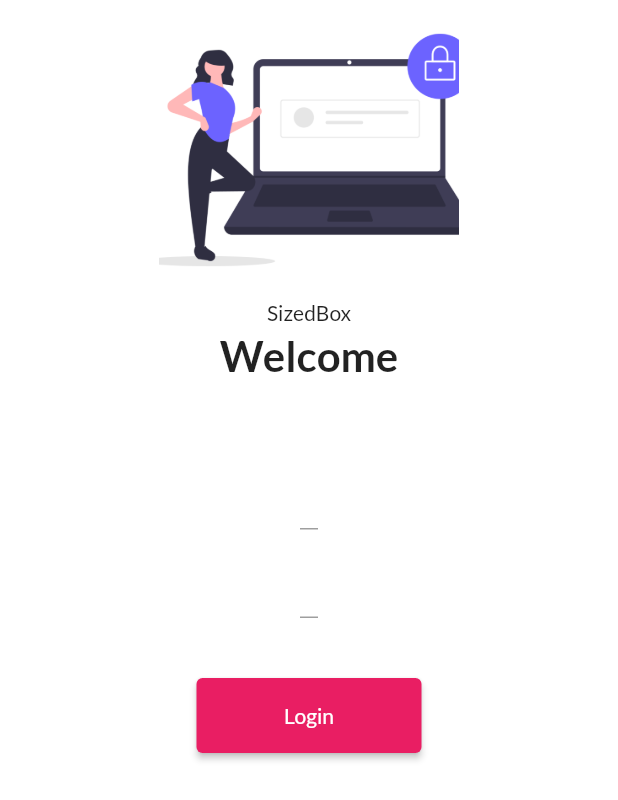
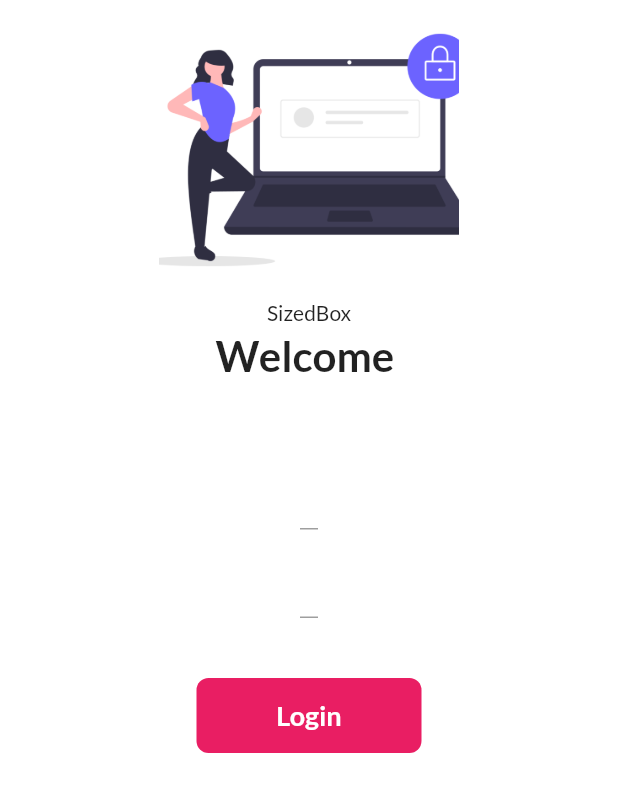
Before and after one commit to Iman129/myflutterwork, a Flutter app: the screen it shows after launch, on a phone screen of 412 x 824 dp. Shown: the top 800 px of the screen. Run offline on Flutter 3.47's test engine with Material 2 defaults, Android fonts, the phone set to English and light mode, and no system bars; our stand-ins replace google_fonts.

Commit message:
day6 completed

```diff
--- a/lib/pages/login_page.dart
+++ b/lib/pages/login_page.dart
@@ -2,7 +2,14 @@ import 'package:flutter/cupertino.dart';
 import 'package:flutter/material.dart';
 import 'package:myfirst_app/utils/routes.dart';
 
-class LoginPage extends StatelessWidget {
+class LoginPage extends StatefulWidget {
+  @override
+  State<LoginPage> createState() => _LoginPageState();
+}
+
+class _LoginPageState extends State<LoginPage> {
+  String name = "";
+  bool ChangeButton = false; //abhi kuch nai hai iss ma
   @override
   Widget build(BuildContext context) {
     return Material(
@@ -21,7 +28,7 @@ class LoginPage extends StatelessWidget {
                 child: Text("SizedBox"),
               ),
               Text(
-                "Welcome",
+                "Welcome $name",
                 style: TextStyle(fontSize: 28, fontWeight: FontWeight.bold),
               ),
               SizedBox(
@@ -36,6 +43,11 @@ class LoginPage extends StatelessWidget {
                       hintText: "User Name Here",
                       labelText: "User Name",
                     ),
+                    onChanged: (value) {
+                      name = value;
+                      setState(
+                          () {}); //used to make changes , it is calling build function in stateful widget
+                    },
                   ),
                   TextFormField(
                     obscureText: true,
@@ -49,13 +61,47 @@ class LoginPage extends StatelessWidget {
               SizedBox(
                 height: 20.0,
               ),
-              ElevatedButton(
-                onPressed: () {
+
+              InkWell(
+                onTap: () async {
+                 setState(() {
+                    ChangeButton = true;
+                  });
+                  await Future.delayed(Duration(seconds: 1));
                   Navigator.pushNamed(context, MyRoutes.HomeRoute);
                 },
-                child: Text("Login"),
-                style: TextButton.styleFrom(minimumSize: Size(150, 50)),
-              )
+                child: AnimatedContainer(
+                  duration: Duration(seconds: 1),
+                  width: ChangeButton ? 50 : 150,
+                  height: 50,
+                  alignment: Alignment.center,
+                  child: ChangeButton
+                      ? Icon(
+                          Icons.done_all,
+                          color: Colors.white,
+                        )
+                      : Text(
+                          "Login",
+                          style: TextStyle(
+                              color: Colors.white,
+                              fontWeight: FontWeight.bold,
+                              fontSize: 18),
+                        ),
+                  decoration: BoxDecoration(
+                      color: Colors.pink,
+                      //shape: ChangeButton? BoxShape.circle : BoxShape.rectangle,
+                      borderRadius: BorderRadius.circular(ChangeButton
+                          ? 50
+                          : 8)), //borderradius orshapeek sath use nai kr sktay
+                ),
+              ),
+              //ElevatedButton(
+              //onPressed: () {
+              //Navigator.pushNamed(context, MyRoutes.HomeRoute);
+              //},
+              //child: Text("Login"),
+              //style: TextButton.styleFrom(minimumSize: Size(150, 50)),
+              //)
             ],
           ),
         ));
```
